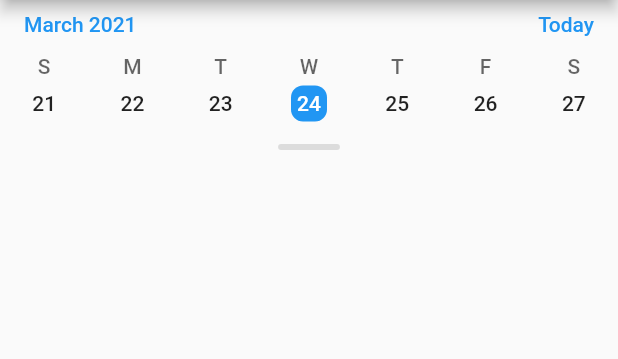
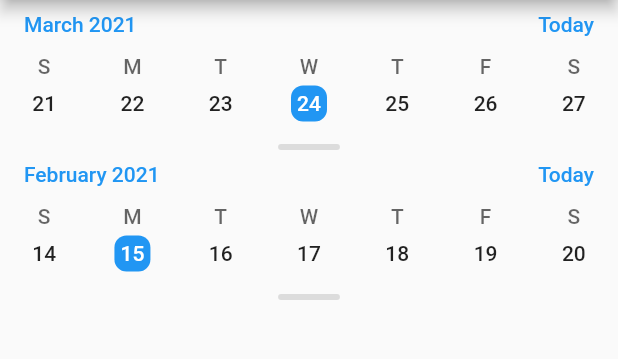
Before and after one commit to alex-melnyk/flutter_advanced_calendar, a Flutter app: the screen it shows after launch, on a phone screen of 412 x 824 dp, the part 84-443 px from its top. Run offline on Flutter 3.47's test engine with Material 2 defaults, Android fonts, the phone set to English and light mode, and no system bars.

Commit message:
Custom date initialization fixed.

```diff
--- a/example/lib/main.dart
+++ b/example/lib/main.dart
@@ -11,7 +11,8 @@ class MyApp extends StatefulWidget {
 }
 
 class _MyAppState extends State<MyApp> {
-  final _calendarController = AdvancedCalendarController.today();
+  final _calendarControllerToday = AdvancedCalendarController.today();
+  final _calendarControllerCustom = AdvancedCalendarController.custom(DateTime(2021, 2, 15));
 
   @override
   Widget build(BuildContext context) {
@@ -27,7 +28,10 @@ class _MyAppState extends State<MyApp> {
           crossAxisAlignment: CrossAxisAlignment.start,
           children: [
             AdvancedCalendar(
-              controller: _calendarController,
+              controller: _calendarControllerToday,
+            ),
+            AdvancedCalendar(
+              controller: _calendarControllerCustom,
             ),
           ],
         ),
--- a/lib/src/widget.dart
+++ b/lib/src/widget.dart
@@ -62,9 +62,9 @@ class _AdvancedCalendarState extends State<AdvancedCalendar>
 
     _animationValue = _animationController.value;
 
-    _todayDate = DateTime.now().toZeroTime();
+    _controller = widget.controller ?? AdvancedCalendarController.today();
 
-    _controller = widget.controller ?? AdvancedCalendarController.today();
+    _todayDate = _controller.value;
 
     _monthRangeList = List.generate(
       _preloadMonthAmount,
--- a/pubspec.yaml
+++ b/pubspec.yaml
@@ -1,6 +1,6 @@
 name: flutter_advanced_calendar
 description: An advanced calendar provides a rich API for widget customization that opens a new look and feel in your app.
-version: 0.0.3
+version: 0.0.4
 homepage: https://github.com/alex-melnyk/flutter_advanced_calendar
 repository: https://github.com/alex-melnyk/flutter_advanced_calendar
 issue_tracker: https://github.com/alex-melnyk/flutter_advanced_calendar/issues
```
Also changed, not shown: example/pubspec.lock, 1 other file.
